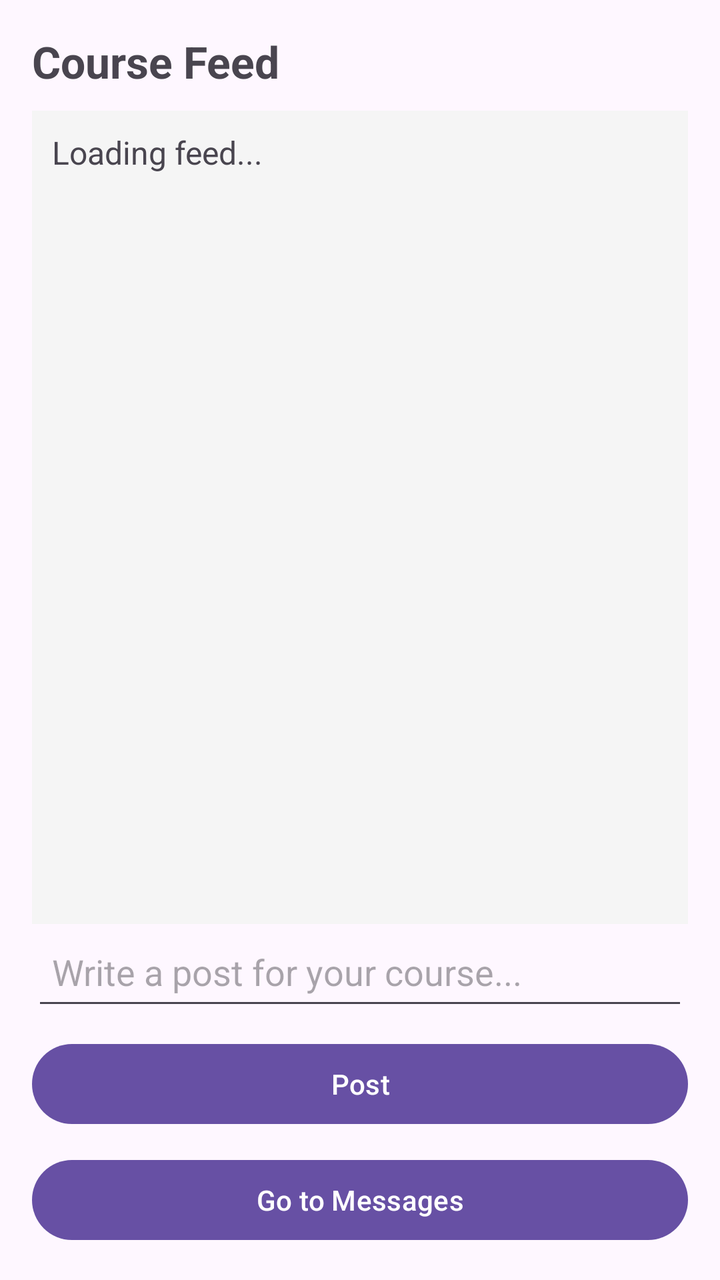
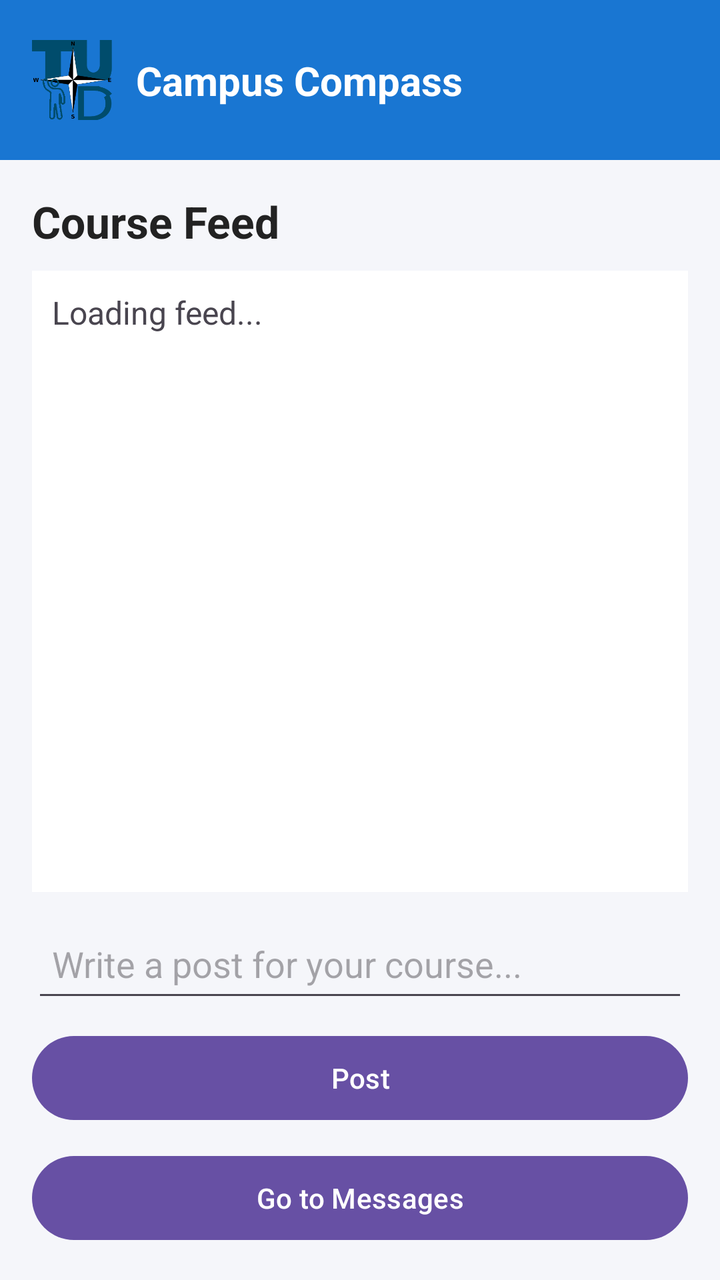

An Android layout rendered at two revisions. The XML below is the earlier revision; the diff shows what the commit changed to produce the second picture.
<!-- AndroidManifest.xml: application theme Theme.CampusCompass -->
<!-- res/layout/activity_student_feed.xml -->
<?xml version="1.0" encoding="utf-8"?>
<LinearLayout xmlns:android="http://schemas.android.com/apk/res/android"
    android:orientation="vertical"
    android:padding="16dp"
    android:layout_width="match_parent"
    android:layout_height="match_parent">

    
    <TextView
        android:layout_width="wrap_content"
        android:layout_height="wrap_content"
        android:text="Course Feed"
        android:textSize="22sp"
        android:textStyle="bold"
        android:paddingBottom="10dp"/>

    
    <ScrollView
        android:layout_width="match_parent"
        android:layout_height="0dp"
        android:layout_weight="1"
        android:background="#F5F5F5"
        android:padding="10dp">

        <TextView
            android:id="@+id/feedText"
            android:layout_width="match_parent"
            android:layout_height="wrap_content"
            android:textSize="16sp"
            android:text="Loading feed..." />

    </ScrollView>

    
    <EditText
        android:id="@+id/postContent"
        android:layout_width="match_parent"
        android:layout_height="wrap_content"
        android:hint="Write a post for your course..."
        android:minHeight="48dp"
        android:padding="10dp"/>

    <Button
        android:id="@+id/postBtn"
        android:layout_width="match_parent"
        android:layout_height="wrap_content"
        android:text="Post"
        android:layout_marginTop="8dp"/>

    
    <Button
        android:id="@+id/goMessagesBtn"
        android:layout_width="match_parent"
        android:layout_height="wrap_content"
        android:text="Go to Messages"
        android:layout_marginTop="10dp"/>

</LinearLayout>
<!-- resources referenced by this layout -->
<resources>
  <style name="Theme.CampusCompass" parent="Base.Theme.CampusCompass" />
  <style name="Base.Theme.CampusCompass" parent="Theme.Material3.DayNight.NoActionBar">
          
          
      </style>
</resources>

<!-- the commit's change to res/layout/activity_student_feed.xml (unified diff, before → after) -->
@@ -1,58 +1,115 @@
 <?xml version="1.0" encoding="utf-8"?>
-<LinearLayout xmlns:android="http://schemas.android.com/apk/res/android"
-    android:orientation="vertical"
-    android:padding="16dp"
+<androidx.constraintlayout.widget.ConstraintLayout
+    xmlns:android="http://schemas.android.com/apk/res/android"
+    xmlns:app="http://schemas.android.com/apk/res-auto"
     android:layout_width="match_parent"
-    android:layout_height="match_parent">
+    android:layout_height="match_parent"
+    android:background="#F5F6FA">
 
-    
+
+    <include
+        android:id="@+id/topBar"
+        layout="@layout/top_bar"
+        app:layout_constraintTop_toTopOf="parent"
+        app:layout_constraintStart_toStartOf="parent"
+        app:layout_constraintEnd_toEndOf="parent"/>
+
+    <LinearLayout
+        android:orientation="vertical"
+        android:padding="16dp"
+        android:layout_width="0dp"
+        android:layout_height="0dp"
+        app:layout_constraintTop_toBottomOf="@id/topBar"
+        app:layout_constraintBottom_toBottomOf="parent"
+        app:layout_constraintStart_toStartOf="parent"
+        app:layout_constraintEnd_toEndOf="parent">
+
+
+        <TextView
+            android:layout_width="wrap_content"
+            android:layout_height="wrap_content"
+            android:text="Course Feed"
+            android:textSize="22sp"
+            android:textStyle="bold"
+            android:textColor="#222222"
+            android:layout_marginBottom="10dp"/>
+
+
+        <ScrollView
+            android:layout_width="match_parent"
+            android:layout_height="0dp"
+            android:layout_weight="1"
+            android:background="#FFFFFF"
+            android:padding="10dp">
+
+            <TextView
+                android:id="@+id/feedText"
+                android:layout_width="match_parent"
+                android:layout_height="wrap_content"
+                android:textSize="16sp"
+                android:text="Loading feed..." />
+        </ScrollView>
+
+
+        <EditText
+            android:id="@+id/postContent"
+            android:layout_width="match_parent"
+            android:layout_height="wrap_content"
+            android:hint="Write a post for your course..."
+            android:minHeight="48dp"
+            android:padding="10dp"
+            android:layout_marginTop="12dp"
+            android:layout_marginBottom="8dp"/>
+
+
+        <Button
+            android:id="@+id/postBtn"
+            android:layout_width="match_parent"
+            android:layout_height="50dp"
+            android:text="Post"
+            android:layout_marginBottom="10dp"/>
+
+        <Button
+            android:id="@+id/goMessagesBtn"
+            android:layout_width="match_parent"
+            android:layout_height="50dp"
+            android:text="Go to Messages"/>
+
+    </LinearLayout>
+
+</androidx.constraintlayout.widget.ConstraintLayout>
+<!-- res/layout/top_bar.xml (included above) -->
+<?xml version="1.0" encoding="utf-8"?>
+<androidx.constraintlayout.widget.ConstraintLayout
+    xmlns:android="http://schemas.android.com/apk/res/android"
+    xmlns:app="http://schemas.android.com/apk/res-auto"
+    android:id="@+id/topBar"
+    android:layout_width="match_parent"
+    android:layout_height="80dp"
+    android:background="#1976D2">
+
+    <ImageView
+        android:id="@+id/logoImage"
+        android:layout_width="40dp"
+        android:layout_height="40dp"
+        android:src="@drawable/campus_compass"
+        android:contentDescription="Logo"
+        app:layout_constraintTop_toTopOf="parent"
+        app:layout_constraintBottom_toBottomOf="parent"
+        app:layout_constraintStart_toStartOf="parent"
+        android:layout_marginStart="16dp"/>
+
     <TextView
+        android:id="@+id/titleText"
         android:layout_width="wrap_content"
         android:layout_height="wrap_content"
-        android:text="Course Feed"
-        android:textSize="22sp"
+        android:text="Campus Compass"
+        android:textColor="#FFFFFF"
+        android:textSize="20sp"
         android:textStyle="bold"
-        android:paddingBottom="10dp"/>
+        app:layout_constraintTop_toTopOf="parent"
+        app:layout_constraintBottom_toBottomOf="parent"
+        app:layout_constraintStart_toEndOf="@id/logoImage"
+        android:layout_marginStart="12dp"/>
 
-    
-    <ScrollView
-        android:layout_width="match_parent"
-        android:layout_height="0dp"
-        android:layout_weight="1"
-        android:background="#F5F5F5"
-        android:padding="10dp">
-
-        <TextView
-            android:id="@+id/feedText"
-            android:layout_width="match_parent"
-            android:layout_height="wrap_content"
-            android:textSize="16sp"
-            android:text="Loading feed..." />
-
-    </ScrollView>
-
-    
-    <EditText
-        android:id="@+id/postContent"
-        android:layout_width="match_parent"
-        android:layout_height="wrap_content"
-        android:hint="Write a post for your course..."
-        android:minHeight="48dp"
-        android:padding="10dp"/>
-
-    <Button
-        android:id="@+id/postBtn"
-        android:layout_width="match_parent"
-        android:layout_height="wrap_content"
-        android:text="Post"
-        android:layout_marginTop="8dp"/>
-
-    
-    <Button
-        android:id="@+id/goMessagesBtn"
-        android:layout_width="match_parent"
-        android:layout_height="wrap_content"
-        android:text="Go to Messages"
-        android:layout_marginTop="10dp"/>
-
-</LinearLayout>
+</androidx.constraintlayout.widget.ConstraintLayout>
<!-- resource entries referenced after the edit -->
@@ -1,5 +1,6 @@
 <!-- resources referenced by this layout -->
 <resources>
+  <!-- drawable campus_compass: png bitmap (drawable, 10718 bytes) -->
   <style name="Theme.CampusCompass" parent="Base.Theme.CampusCompass" />
   <style name="Base.Theme.CampusCompass" parent="Theme.Material3.DayNight.NoActionBar">
           
